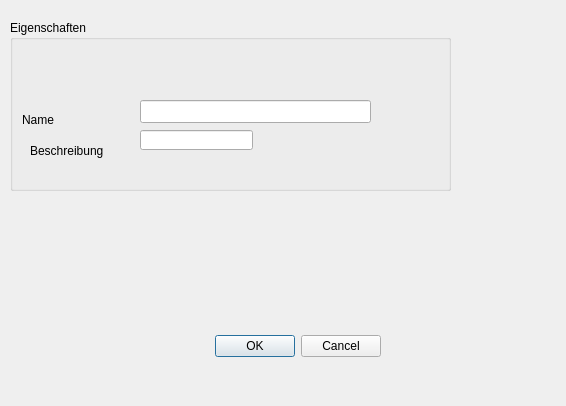
The window that trunk/editor/buildingEdit.ui (BackupTheBerlios/bbuilder-svn) describes before a commit, drawn with Qt 5.
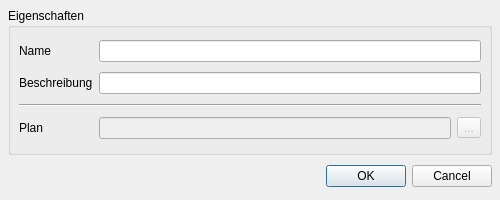
The same window after the commit.

What changed in the file:
```diff
--- a/trunk/editor/buildingEdit.ui
+++ b/trunk/editor/buildingEdit.ui
@@ -8,22 +8,107 @@
    <rect>
     <x>0</x>
     <y>0</y>
-    <width>566</width>
-    <height>406</height>
+    <width>500</width>
+    <height>200</height>
    </rect>
   </property>
+  <property name="sizePolicy" >
+   <sizepolicy>
+    <hsizetype>0</hsizetype>
+    <vsizetype>0</vsizetype>
+    <horstretch>0</horstretch>
+    <verstretch>0</verstretch>
+   </sizepolicy>
+  </property>
+  <property name="minimumSize" >
+   <size>
+    <width>500</width>
+    <height>200</height>
+   </size>
+  </property>
+  <property name="maximumSize" >
+   <size>
+    <width>500</width>
+    <height>200</height>
+   </size>
+  </property>
   <property name="windowTitle" >
    <string>Dialog</string>
   </property>
-  <widget class="QWidget" name="layoutWidget" >
-   <property name="geometry" >
-    <rect>
-     <x>30</x>
-     <y>330</y>
-     <width>351</width>
-     <height>33</height>
-    </rect>
+  <layout class="QGridLayout" >
+   <property name="margin" >
+    <number>8</number>
    </property>
+   <property name="spacing" >
+    <number>6</number>
+   </property>
+   <item row="0" column="0" >
+    <widget class="QGroupBox" name="groupBox" >
+     <property name="title" >
+      <string>Eigenschaften</string>
+     </property>
+     <layout class="QGridLayout" >
+      <property name="margin" >
+       <number>8</number>
+      </property>
+      <property name="spacing" >
+       <number>6</number>
+      </property>
+      <item row="3" column="2" >
+       <widget class="QToolButton" name="toolButton" >
+        <property name="enabled" >
+         <bool>false</bool>
+        </property>
+        <property name="text" >
+         <string>...</string>
+        </property>
+       </widget>
+      </item>
+      <item row="3" column="1" >
+       <widget class="QLineEdit" name="lineEditPlanFile" >
+        <property name="enabled" >
+         <bool>false</bool>
+        </property>
+       </widget>
+      </item>
+      <item row="0" column="1" colspan="2" >
+       <widget class="QLineEdit" name="lineEditName" />
+      </item>
+      <item row="1" column="1" colspan="2" >
+       <widget class="QLineEdit" name="lineEditDesc" />
+      </item>
+      <item row="3" column="0" >
+       <widget class="QLabel" name="label_2_2" >
+        <property name="text" >
+         <string>Plan</string>
+        </property>
+       </widget>
+      </item>
+      <item row="1" column="0" >
+       <widget class="QLabel" name="label_2" >
+        <property name="text" >
+         <string>Beschreibung</string>
+        </property>
+       </widget>
+      </item>
+      <item row="2" column="0" colspan="3" >
+       <widget class="Line" name="line" >
+        <property name="orientation" >
+         <enum>Qt::Horizontal</enum>
+        </property>
+       </widget>
+      </item>
+      <item row="0" column="0" >
+       <widget class="QLabel" name="label" >
+        <property name="text" >
+         <string>Name</string>
+        </property>
+       </widget>
+      </item>
+     </layout>
+    </widget>
+   </item>
+   <item row="1" column="0" >
    <layout class="QHBoxLayout" >
     <property name="margin" >
      <number>0</number>
@@ -59,106 +144,8 @@
      </widget>
     </item>
    </layout>
-  </widget>
-  <widget class="QGroupBox" name="groupBox" >
-   <property name="geometry" >
-    <rect>
-     <x>10</x>
-     <y>20</y>
-     <width>441</width>
-     <height>171</height>
-    </rect>
-   </property>
-   <property name="title" >
-    <string>Eigenschaften</string>
-   </property>
-   <widget class="QWidget" name="" >
-    <property name="geometry" >
-     <rect>
-      <x>11</x>
-      <y>87</y>
-      <width>80</width>
-      <height>54</height>
-     </rect>
-    </property>
-   </widget>
-   <widget class="QWidget" name="" >
-    <property name="geometry" >
-     <rect>
-      <x>97</x>
-      <y>87</y>
-      <width>233</width>
-      <height>54</height>
-     </rect>
-    </property>
-   </widget>
-   <widget class="QWidget" name="" >
-    <property name="geometry" >
-     <rect>
-      <x>10</x>
-      <y>80</y>
-      <width>344</width>
-      <height>194</height>
-     </rect>
-    </property>
-   </widget>
-   <widget class="QLabel" name="label" >
-    <property name="geometry" >
-     <rect>
-      <x>12</x>
-      <y>88</y>
-      <width>78</width>
-      <height>23</height>
-     </rect>
-    </property>
-    <property name="text" >
-     <string>Name</string>
-    </property>
-   </widget>
-   <widget class="QLineEdit" name="lineEditName" >
-    <property name="geometry" >
-     <rect>
-      <x>130</x>
-      <y>80</y>
-      <width>231</width>
-      <height>23</height>
-     </rect>
-    </property>
-   </widget>
-   <widget class="QWidget" name="" >
-    <property name="geometry" >
-     <rect>
-      <x>20</x>
-      <y>160</y>
-      <width>80</width>
-      <height>91</height>
-     </rect>
-    </property>
-   </widget>
-   <widget class="QLabel" name="label_2" >
-    <property name="geometry" >
-     <rect>
-      <x>20</x>
-      <y>120</y>
-      <width>78</width>
-      <height>21</height>
-     </rect>
-    </property>
-    <property name="text" >
-     <string>Beschreibung</string>
-    </property>
-   </widget>
-   <widget class="QLineEdit" name="lineEditDesc" >
-    <property name="geometry" >
-     <rect>
-      <x>130</x>
-      <y>110</y>
-      <width>113</width>
-      <height>20</height>
-     </rect>
-    </property>
-   </widget>
-  </widget>
+   </item>
+  </layout>
  </widget>
  <pixmapfunction></pixmapfunction>
  <resources/>
```
Left out of the diff: 2 changed lines with no effect on the pictures. Lines whose indentation alone changed are shown as unchanged.
